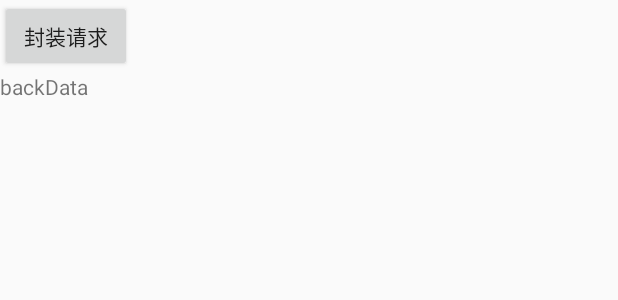
After one commit to HuangJianHong/TestBarChart, an Android app: the layout activity_test.xml on its own in the app's theme, with its tools: preview values and no code run, on a phone screen of 412 x 824 dp. The commit adds this screen. Shown: the top 300 px of the screen. Run offline under Robolectric (Android 15) with nearby library versions, the phone set to English and light mode, and no system bars.

Commit message:
[ADD]正常请求 和 封装请求Retrofit

```diff
--- a/app/src/main/AndroidManifest.xml
+++ b/app/src/main/AndroidManifest.xml
@@ -4,7 +4,7 @@
 
     <uses-permission android:name="android.permission.WRITE_EXTERNAL_STORAGE" />
     <uses-permission android:name="android.permission.READ_EXTERNAL_STORAGE" />
-    <uses-permission android:name="android.permission.INTERNET"/>
+    <uses-permission android:name="android.permission.INTERNET" />
 
     <application
         android:name="com.cncn.config.App"
@@ -30,7 +30,8 @@
         </activity>
         <activity android:name="com.cncn.hotfix.HotFixTest" />
         <activity android:name="com.cncn.OnTouch.Main4Activity" />
-        <activity android:name="com.cncn.retrofit.RetrofitbaseTest"></activity>
+        <activity android:name="com.cncn.retrofit.RetrofitbaseTest" />
+        <activity android:name="com.cncn.retrofit2.Api.use.TestActivity"></activity>
     </application>
 
 </manifest>
--- a/app/src/main/java/com/cncn/www/testbarchart/FirstActivity.java
+++ b/app/src/main/java/com/cncn/www/testbarchart/FirstActivity.java
@@ -8,6 +8,7 @@ import android.view.View;
 import com.cncn.OnTouch.Main4Activity;
 import com.cncn.hotfix.HotFixTest;
 import com.cncn.retrofit.RetrofitbaseTest;
+import com.cncn.retrofit2.Api.use.TestActivity;
 
 public class FirstActivity extends AppCompatActivity {
 
@@ -29,4 +30,8 @@ public class FirstActivity extends AppCompatActivity {
     public void retrofit(View view) {
         startActivity(new Intent(this, RetrofitbaseTest.class));
     }
+
+    public void retrofit2(View view) {
+        startActivity(new Intent(this, TestActivity.class));
+    }
 }
--- /dev/null
+++ b/app/src/main/res/layout/activity_test.xml
@@ -0,0 +1,30 @@
+<?xml version="1.0" encoding="utf-8"?>
+<LinearLayout xmlns:android="http://schemas.android.com/apk/res/android"
+    xmlns:tools="http://schemas.android.com/tools"
+    android:id="@+id/activity_test"
+    android:layout_width="match_parent"
+    android:layout_height="match_parent"
+    tools:context="com.cncn.retrofit2.Api.use.TestActivity"
+    android:orientation="vertical"
+    >
+
+
+    <Button
+        android:layout_width="wrap_content"
+        android:layout_height="wrap_content"
+        android:text="封装请求"
+        android:onClick="start"
+        />
+
+    <TextView
+        android:id="@+id/tvData"
+        android:layout_width="wrap_content"
+        android:layout_height="wrap_content"
+        android:text="backData"
+        />
+
+
+
+
+
+</LinearLayout>
```
Also changed, not shown: app/src/main/java/com/cncn/retrofit2/Api/use/HttpPostService.java (added, +30 -0 lines), app/src/main/java/com/cncn/retrofit2/Api/use/SubjectPostApi.java (added, +44 -0 lines), app/src/main/java/com/cncn/retrofit2/Api/use/SubjectResulte.java (added, +41 -0 lines), app/src/main/java/com/cncn/retrofit2/Api/use/TestActivity.java (added, +138 -0 lines), app/src/main/res/layout/activity_first.xml (+9 -1 lines).
